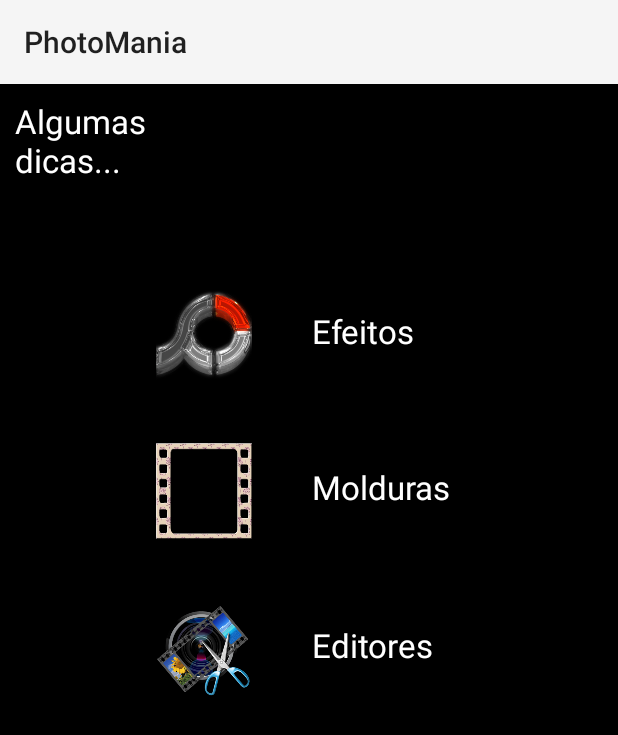
After one commit to WillianFrigotto/PhotoMania, an Android app: the layout item_menu_dicas.xml on its own in the app's theme, with its tools: preview values and no code run, on a phone screen of 412 x 824 dp. The commit adds this screen. Shown: the top 735 px of the screen. Run offline under Robolectric (Android 15) with nearby library versions, the phone set to English and light mode, and no system bars.

Commit message:
Criação da tela de dicas
Criação da tela de dicas, e alteração da tela de perfil

```diff
--- /dev/null
+++ b/app/src/main/res/layout/item_menu_dicas.xml
@@ -0,0 +1,83 @@
+<?xml version="1.0" encoding="utf-8"?>
+<RelativeLayout xmlns:android="http://schemas.android.com/apk/res/android"
+    android:layout_width="match_parent" android:layout_height="match_parent"
+    android:background="#ff000000">
+
+    <ImageView
+        android:layout_width="@android:dimen/notification_large_icon_height"
+        android:layout_height="@android:dimen/notification_large_icon_width"
+        android:id="@+id/img_efeitos"
+        android:background="@drawable/dicasefeitos"
+        android:layout_marginStart="104dp"
+        android:layout_marginTop="135dp"
+        android:layout_alignParentTop="true"
+        android:layout_alignParentStart="true" />
+
+    <ImageView
+        android:layout_width="@android:dimen/notification_large_icon_height"
+        android:layout_height="@android:dimen/notification_large_icon_width"
+        android:id="@+id/img_molduras"
+        android:background="@drawable/dicasmolduras"
+        android:layout_marginTop="40dp"
+        android:layout_below="@+id/img_efeitos"
+        android:layout_alignStart="@+id/img_efeitos" />
+
+    <ImageView
+        android:layout_width="@android:dimen/notification_large_icon_height"
+        android:layout_height="@android:dimen/notification_large_icon_width"
+        android:id="@+id/img_editores"
+        android:background="@drawable/dicaseditores"
+        android:layout_marginTop="41dp"
+        android:layout_below="@+id/img_molduras"
+        android:layout_alignStart="@+id/img_molduras" />
+
+    <TextView
+        android:layout_width="wrap_content"
+        android:layout_height="wrap_content"
+        android:textAppearance="?android:attr/textAppearanceLarge"
+        android:text="@string/lblEfeitos"
+        android:id="@+id/lblEfeitos"
+        android:layout_alignBottom="@+id/img_efeitos"
+        android:layout_toEndOf="@+id/img_efeitos"
+        android:layout_marginStart="40dp"
+        android:layout_marginBottom="20dp"
+        android:background="#ff000000"
+        android:textColor="#ffffffff" />
+
+    <TextView
+        android:layout_width="wrap_content"
+        android:layout_height="wrap_content"
+        android:textAppearance="?android:attr/textAppearanceLarge"
+        android:text="@string/lblMoldura"
+        android:id="@+id/lblMolduras"
+        android:layout_alignBottom="@+id/img_molduras"
+        android:layout_alignStart="@+id/lblEfeitos"
+        android:layout_marginBottom="20dp"
+        android:textColor="#ffffffff"
+        android:background="#ff000000" />
+
+    <TextView
+        android:layout_width="wrap_content"
+        android:layout_height="wrap_content"
+        android:textAppearance="?android:attr/textAppearanceLarge"
+        android:text="@string/lblEditores"
+        android:id="@+id/lblEditores"
+        android:layout_alignBottom="@+id/img_editores"
+        android:layout_alignStart="@+id/lblMolduras"
+        android:layout_marginBottom="20dp"
+        android:background="#ff000000"
+        android:textColor="#ffffffff" />
+
+    <TextView
+        android:layout_width="wrap_content"
+        android:layout_height="wrap_content"
+        android:textAppearance="?android:attr/textAppearanceLarge"
+        android:text="@string/lblAlgumasDicas"
+        android:id="@+id/lblAlgumasDicas"
+        android:textColor="#ffffffff"
+        android:background="#ff000000"
+        android:layout_marginLeft="10dp"
+        android:layout_alignParentTop="true"
+        android:layout_toStartOf="@+id/lblEfeitos"
+        android:layout_marginTop="10dp" />
+</RelativeLayout>
--- a/app/src/main/res/layout/item_perfil.xml
+++ b/app/src/main/res/layout/item_perfil.xml
@@ -6,10 +6,12 @@
         android:layout_width="wrap_content"
         android:layout_height="wrap_content"
         android:textAppearance="?android:attr/textAppearanceLarge"
-        android:text="Large Text"
+        android:text="@string/txtNome"
         android:id="@+id/txtNomeUsuario"
         android:layout_alignParentTop="true"
-        android:layout_centerHorizontal="true" />
+        android:layout_centerHorizontal="true"
+        android:textColor="#ffffffff"
+        android:background="#ff000000" />
 
     <ImageView
         android:layout_width="wrap_content"
--- a/app/src/main/res/values/strings.xml
+++ b/app/src/main/res/values/strings.xml
@@ -21,5 +21,9 @@
     <string name="action_escolher_foto"> </string>
     <string name="action_tirar_foto"></string>
     <string name="txtEmailLogin">Email</string>
+    <string name="lblEfeitos">Efeitos</string>
+    <string name="lblMoldura">Molduras</string>
+    <string name="lblEditores">Editores</string>
+    <string name="lblAlgumasDicas">Algumas dicas...</string>
 
 </resources>
```
Also changed, not shown: 1 other file.
